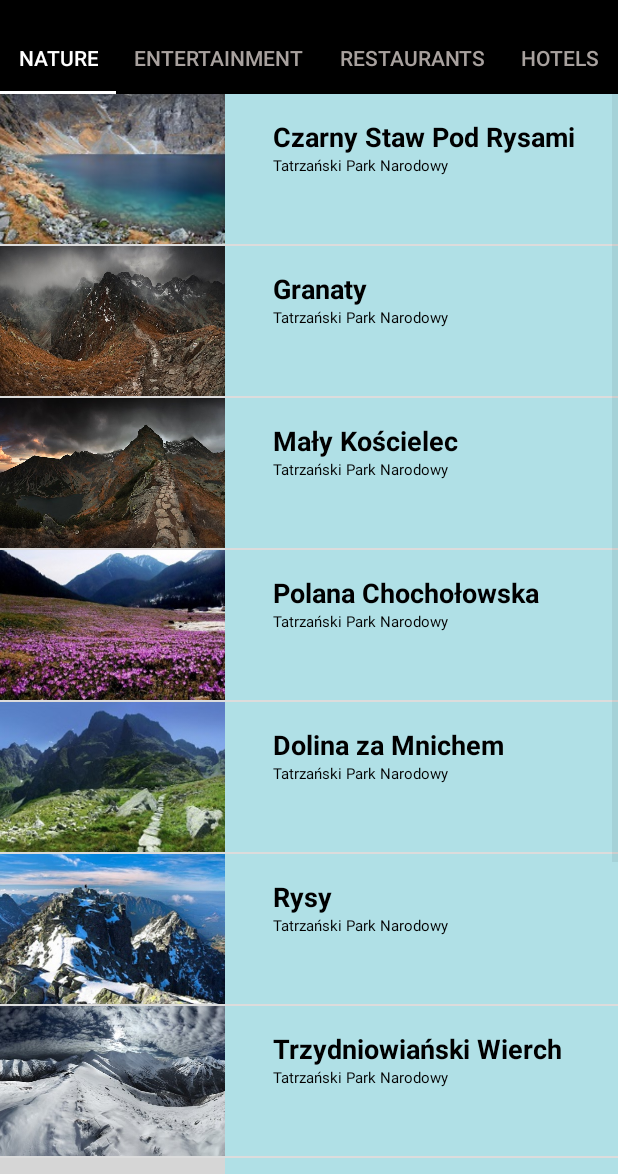
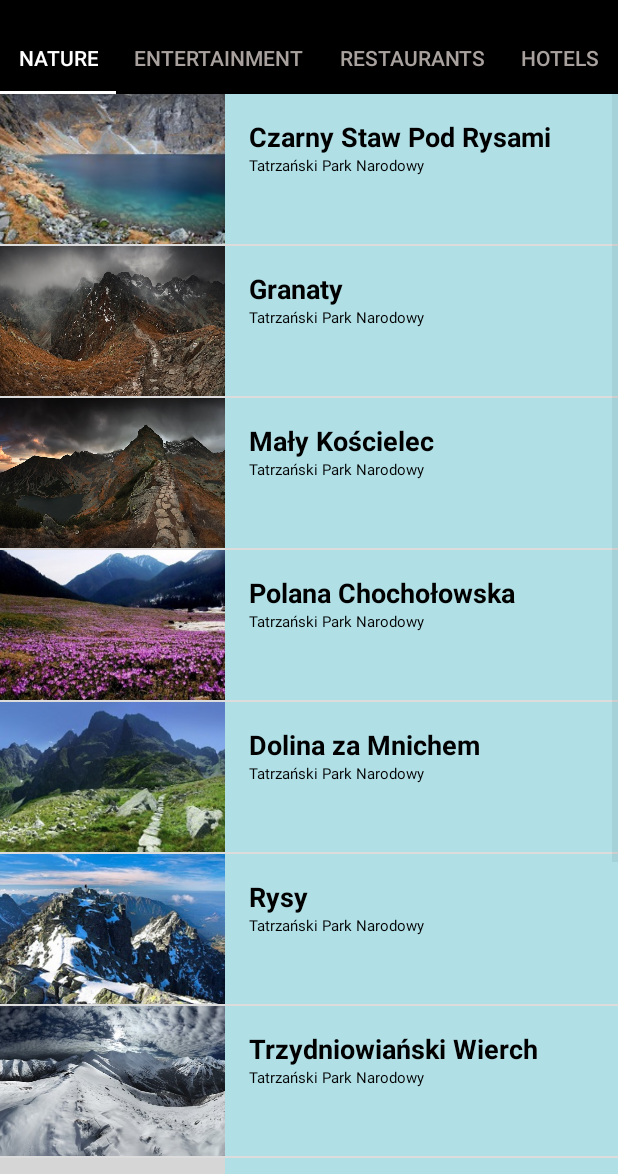
Before and after one commit to Diana813/GuideTourApp, an Android app: the BackgroundActivity screen opened directly, with no data from a screen before it, on a phone screen of 412 x 824 dp, the part 62-1236 px from its top. Run offline under Robolectric (Android 15) with nearby library versions, the phone set to English and light mode, and no system bars; our stand-ins replace data binding; grey boxes are pictures that could not be loaded.

```diff
--- a/app/src/main/java/com/example/android/guidetourapp/BackgroundActivity.java
+++ b/app/src/main/java/com/example/android/guidetourapp/BackgroundActivity.java
@@ -1,35 +1,28 @@
 package com.example.android.guidetourapp;
 
+import android.databinding.DataBindingUtil;
 import android.os.Bundle;
-import android.support.design.widget.TabLayout;
-import android.support.v4.view.ViewPager;
-import android.support.v7.app.ActionBar;
 import android.support.v7.app.AppCompatActivity;
 
+import com.example.android.guidetourapp.databinding.BackgroundBinding;
+
 public class BackgroundActivity extends AppCompatActivity {
+
+    BackgroundBinding binding;
 
     @Override
     protected void onCreate(Bundle savedInstanceState) {
         super.onCreate(savedInstanceState);
-
-        // Set the content of the activity to use the activity_main.xml layout file
-        setContentView(R.layout.background);
-
-        // Find the view pager that will allow the user to swipe between fragments
-        ViewPager viewPager = (ViewPager) findViewById(R.id.viewpager);
+        binding = DataBindingUtil.setContentView(this, R.layout.background);
 
         // Create an adapter that knows which fragment should be shown on each page
         CategoryAdapter adapter = new CategoryAdapter(this, getSupportFragmentManager()) {
-
         };
 
         // Set the adapter onto the view pager
-        viewPager.setAdapter(adapter);
-
-        // Find the tab layout that shows the tabs
-        TabLayout tabLayout = (TabLayout) findViewById(R.id.tabs);
+        binding.viewpager.setAdapter(adapter);
 
         // Connect the tab layout with the view pager.
-        tabLayout.setupWithViewPager(viewPager);
+        binding.tabs.setupWithViewPager(binding.viewpager);
     }
 }
--- a/app/src/main/java/com/example/android/guidetourapp/EntertainmentFragment.java
+++ b/app/src/main/java/com/example/android/guidetourapp/EntertainmentFragment.java
@@ -1,11 +1,13 @@
 package com.example.android.guidetourapp;
 
 
+import android.content.Intent;
 import android.os.Bundle;
 import android.support.v4.app.Fragment;
 import android.view.LayoutInflater;
 import android.view.View;
 import android.view.ViewGroup;
+import android.widget.AdapterView;
 import android.widget.ListView;
 import android.widget.TextView;
 
@@ -46,6 +48,20 @@ public class EntertainmentFragment extends Fragment {
 
         listView.setAdapter(adapter);
 
+        //This method will be executed when the item is clicked on
+        listView.setOnItemClickListener(new AdapterView.OnItemClickListener() {
+            @Override
+            public void onItemClick(AdapterView<?> parent, View view, int position, long id) {
+
+                Intent descriptionIntent = new Intent(getActivity(), DescriptionActivity.class);
+
+                // Start the new activity
+                startActivity(descriptionIntent);
+
+            }
+
+        });
+
         return rootView;
     }
 
--- a/app/src/main/java/com/example/android/guidetourapp/NatureFragment.java
+++ b/app/src/main/java/com/example/android/guidetourapp/NatureFragment.java
@@ -1,11 +1,13 @@
 package com.example.android.guidetourapp;
 
 
+import android.content.Intent;
 import android.os.Bundle;
 import android.support.v4.app.Fragment;
 import android.view.LayoutInflater;
 import android.view.View;
 import android.view.ViewGroup;
+import android.widget.AdapterView;
 import android.widget.ListView;
 
 import java.util.ArrayList;
@@ -43,6 +45,23 @@ public class NatureFragment extends Fragment {
 
         listView.setAdapter(adapter);
 
+        //This method will be executed when the item is clicked on
+        listView.setOnItemClickListener(new AdapterView.OnItemClickListener() {
+            @Override
+            public void onItemClick(AdapterView<?> parent, View view, int position, long id) {
+
+                Intent descriptionIntent = new Intent(getActivity(), DescriptionActivity.class);
+
+                PlaceOfInterest place = places.get(position);
+
+                descriptionIntent.putExtra("placeName", place.getPlaceName());
+                descriptionIntent.putExtra("placeAddress", place.getPlaceAddress());
+                descriptionIntent.putExtra("image", place.getImageResourcesId());
+                // Start the new activity
+                startActivity(descriptionIntent);
+            }
+        });
+
         return rootView;
     }
 
--- a/app/src/main/java/com/example/android/guidetourapp/PlaceOfInterest.java
+++ b/app/src/main/java/com/example/android/guidetourapp/PlaceOfInterest.java
@@ -1,10 +1,14 @@
 package com.example.android.guidetourapp;
+
+import android.os.Parcelable;
+
+import java.util.ArrayList;
 
 /**
  * Created by diana on 22.05.2018.
  */
 
-public class PlaceOfInterest {
+public class PlaceOfInterest extends ArrayList<Parcelable> {
     private int ImageResourceID = NO_IMAGE_PROVIDED;
     private static final int NO_IMAGE_PROVIDED = -1;
 
@@ -46,6 +50,9 @@ public class PlaceOfInterest {
         PlaceAddress = placeAddress;
     }
 
+    public PlaceOfInterest(Parcelable[] position) {
+    }
+
     /**
      * Get the name of the place
      */
--- a/app/src/main/java/com/example/android/guidetourapp/PlacesListAdapter.java
+++ b/app/src/main/java/com/example/android/guidetourapp/PlacesListAdapter.java
@@ -50,30 +50,30 @@ public class PlacesListAdapter extends ArrayAdapter<PlaceOfInterest> {
         }
 
         // Get the {@link AndroidFlavor} object located at this position in the list
-        PlaceOfInterest currentWord = getItem(position);
+        PlaceOfInterest currentPlace = getItem(position);
 
         // Find the TextView in the item.xml layout with the ID version_name
         TextView placeTextView = (TextView) listItemView.findViewById(R.id.place);
         // Get the version name from the current AndroidFlavor object and
         // set this text on the name TextView
-        placeTextView.setText(currentWord.getPlaceName());
+        placeTextView.setText(currentPlace.getPlaceName());
 
         // Find the TextView in the list_item.xml layout with the ID version_number
         TextView addressTextView = (TextView) listItemView.findViewById(R.id.address);
         // Get the version number from the current AndroidFlavor object and
         // set this text on the number TextView
-        addressTextView.setText(currentWord.getPlaceAddress());
+        addressTextView.setText(currentPlace.getPlaceAddress());
 
         // Return the whole list item layout (containing 2 TextViews and an ImageView)
         // so that it can be shown in the ListView
 
-        ImageView imageImageView = (ImageView) listItemView.findViewById(R.id.picture);
-        imageImageView.setImageResource(currentWord.getImageResourcesId());
-        if (currentWord.hasImage()) {
-            imageImageView.setImageResource(currentWord.getImageResourcesId());
-            imageImageView.setVisibility(View.VISIBLE);
+        ImageView imageView = (ImageView) listItemView.findViewById(R.id.picture);
+        imageView.setImageResource(currentPlace.getImageResourcesId());
+        if (currentPlace.hasImage()) {
+            imageView.setImageResource(currentPlace.getImageResourcesId());
+            imageView.setVisibility(View.VISIBLE);
         } else {
-            imageImageView.setVisibility(View.GONE);
+            imageView.setVisibility(View.GONE);
         }
         // Set the theme color for the list item
         final View textContainer = listItemView.findViewById(R.id.item);
--- a/app/src/main/res/values/styles.xml
+++ b/app/src/main/res/values/styles.xml
@@ -64,8 +64,12 @@
         <item name="android:layout_height">wrap_content</item>
         <item name="android:textColor">@android:color/black</item>
         <item name="android:textSize">18sp</item>
-        <item name="android:layout_marginLeft">16dp</item>
-        <item name="android:layout_centerVertical">true</item>
+        <item name="android:layout_centerHorizontal">true</item>
+    </style>
+    <style name="BackgroundImageStyle">
+        <item name="android:layout_width">match_parent</item>
+        <item name="android:layout_height">match_parent</item>
+        <item name="android:scaleType">centerCrop</item>
     </style>
 
 </resources>
```
Also changed, not shown: app/src/main/AndroidManifest.xml (+7 -1 lines), app/src/main/java/com/example/android/guidetourapp/DescriptionActivity.java (+26 -1 lines), app/src/main/java/com/example/android/guidetourapp/HotelsFragment.java (+15 -0 lines), app/src/main/java/com/example/android/guidetourapp/RestaurantsFragment.java (+16 -0 lines), app/src/main/res/layout/activity_description.xml (+60 -6 lines).
